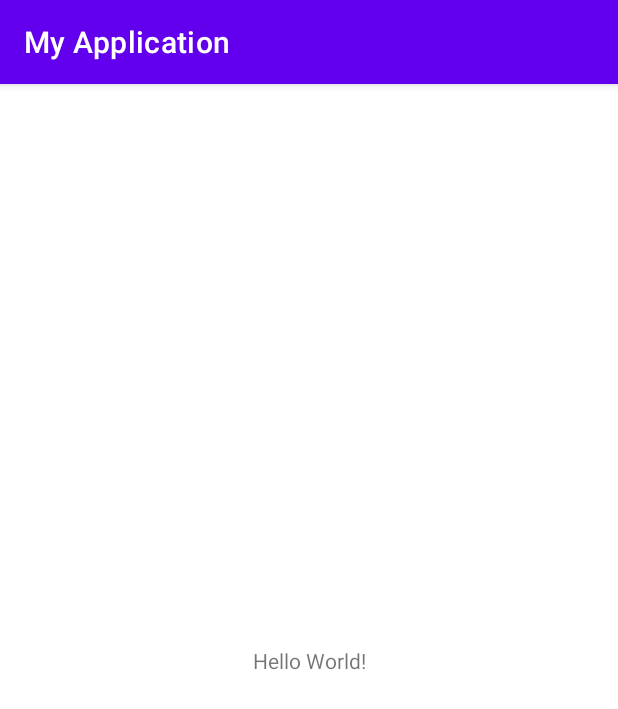
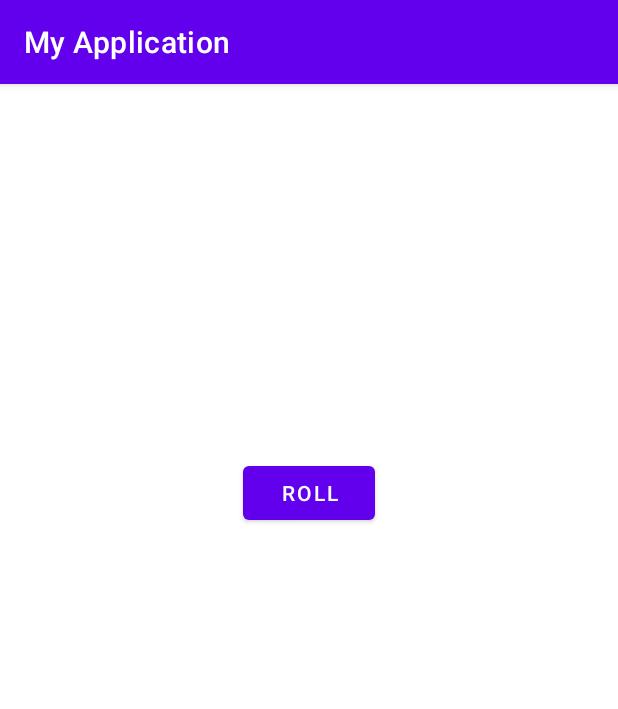
Before and after one commit to J-ratio/Tutorials, an Android app: the screen it shows after launch (MainActivity), on a phone screen of 412 x 824 dp. Shown: the top 709 px of the screen. Run offline under Robolectric (Android 15) with nearby library versions, the phone set to English and light mode, and no system bars.

Commit message:
DiceRoll App

```diff
--- a/MyApplication/app/src/main/java/com/example/myapplication/MainActivity.kt
+++ b/MyApplication/app/src/main/java/com/example/myapplication/MainActivity.kt
@@ -1,11 +1,42 @@
 package com.example.myapplication
 
+import android.os.Bundle
+import android.util.Log
+import android.widget.Button
+import android.widget.TextView
+import android.widget.Toast
 import androidx.appcompat.app.AppCompatActivity
-import android.os.Bundle
+
+private const val TAG = "MainActivity"
 
 class MainActivity : AppCompatActivity() {
+
+    fun logging() {
+        Log.v(TAG, "Hello WOrld!")
+    }
     override fun onCreate(savedInstanceState: Bundle?) {
         super.onCreate(savedInstanceState)
         setContentView(R.layout.activity_main)
+        val rollBtn = findViewById<Button>(R.id.button)
+
+        rollBtn.setOnClickListener {
+            val toast = Toast.makeText(this, "Dice Rolled!", Toast.LENGTH_SHORT)
+            toast.show()
+            rollDice()
+            logging()
+        }
+    }
+
+    private fun rollDice() {
+
+        val dice = Dice(6)
+        findViewById<TextView>(R.id.textView).text = dice.roll().toString()
+    }
+
+    class Dice(private val sideNum: Int) {
+
+        fun roll(): Int {
+            return (1..sideNum).random()
+        }
     }
 }
--- a/MyApplication/app/src/main/res/layout/activity_main.xml
+++ b/MyApplication/app/src/main/res/layout/activity_main.xml
@@ -7,12 +7,26 @@
     tools:context=".MainActivity">
 
     <TextView
+        android:id="@+id/textView"
         android:layout_width="wrap_content"
         android:layout_height="wrap_content"
-        android:text="Hello World!"
-        app:layout_constraintBottom_toBottomOf="parent"
+        android:layout_marginStart="192dp"
+        android:layout_marginTop="216dp"
+        android:layout_marginEnd="191dp"
+        android:fontFamily="sans-serif-light"
+        android:textSize="24sp"
         app:layout_constraintEnd_toEndOf="parent"
         app:layout_constraintStart_toStartOf="parent"
-        app:layout_constraintTop_toTopOf="parent" />
+        app:layout_constraintTop_toTopOf="parent"
+        tools:text="Num" />
+
+    <Button
+        android:id="@+id/button"
+        android:layout_width="wrap_content"
+        android:layout_height="wrap_content"
+        android:text="Roll"
+        app:layout_constraintEnd_toEndOf="parent"
+        app:layout_constraintStart_toStartOf="parent"
+        app:layout_constraintTop_toBottomOf="@+id/textView" />
 
 </androidx.constraintlayout.widget.ConstraintLayout>
```
Also changed, not shown: 1 other file.
